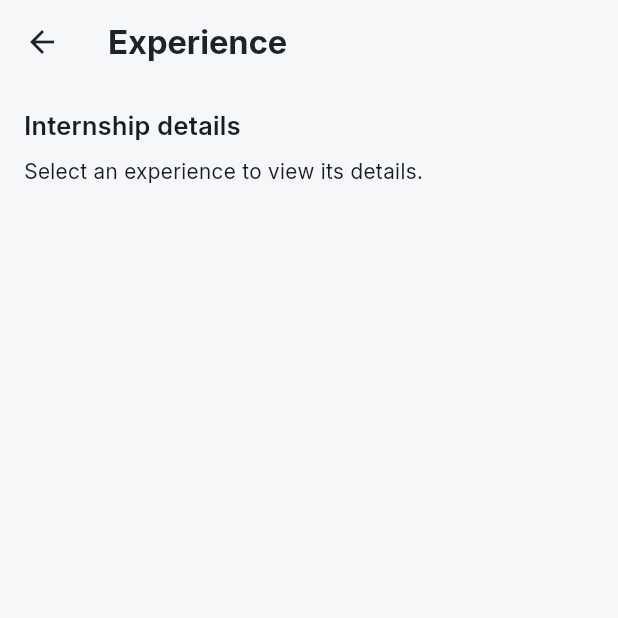
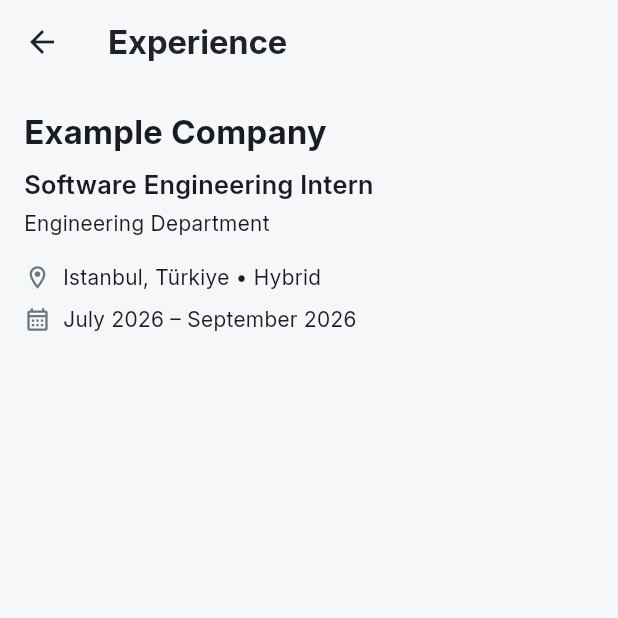
Before and after one commit to AliKaanKoc2/InternInsight, a Flutter app: the ExperienceDetailScreen screen opened by its route, on a phone screen of 412 x 824 dp, the top half of it. Run offline on Flutter 3.47's test engine with Material 3 defaults, Android fonts, the phone set to English and light mode, and no system bars.

Commit message:
Add internship overview to Experience Detail
Display sample company, role, department, location, work type and dates.

```diff
--- a/lib/screens/experience/experience_detail_screen.dart
+++ b/lib/screens/experience/experience_detail_screen.dart
@@ -21,15 +21,54 @@ class ExperienceDetailScreen extends StatelessWidget {
           padding: AppSpacing.screen,
           child: Column(
             crossAxisAlignment: CrossAxisAlignment.start,
-            children: const[
+            children: const [
               Text(
-                'Internship details',
-                 style: AppTextStyles.heading,
+                'Example Company',
+                style: AppTextStyles.title,
               ),
               SizedBox(height: AppSpacing.sm),
               Text(
-                'Select an experience to view its details.',
-                 style: AppTextStyles.body,
+                'Software Engineering Intern',
+                style: AppTextStyles.heading,
+              ),
+              SizedBox(height: AppSpacing.xs),
+              Text(
+                'Engineering Department',
+                style: AppTextStyles.body,
+              ),
+              SizedBox(height: AppSpacing.md),
+              Row(
+                children: [
+                  Icon(
+                    Icons.location_on_outlined,
+                    size: 18,
+                    color: AppColors.textSecondary,
+                  ),
+                  SizedBox(width: AppSpacing.sm),
+                  Expanded(
+                    child: Text(
+                      'Istanbul, Türkiye • Hybrid',
+                      style: AppTextStyles.body,
+                    ),
+                  ),
+                ],
+              ),
+              SizedBox(height: AppSpacing.sm),
+              Row(
+                children: [
+                  Icon(
+                    Icons.calendar_month_outlined,
+                    size: 18,
+                    color: AppColors.textSecondary,
+                  ),
+                  SizedBox(width: AppSpacing.sm),
+                  Expanded(
+                    child: Text(
+                      'July 2026 – September 2026',
+                      style: AppTextStyles.body,
+                    ),
+                  ),
+                ],
               ),
             ],
           )
```
